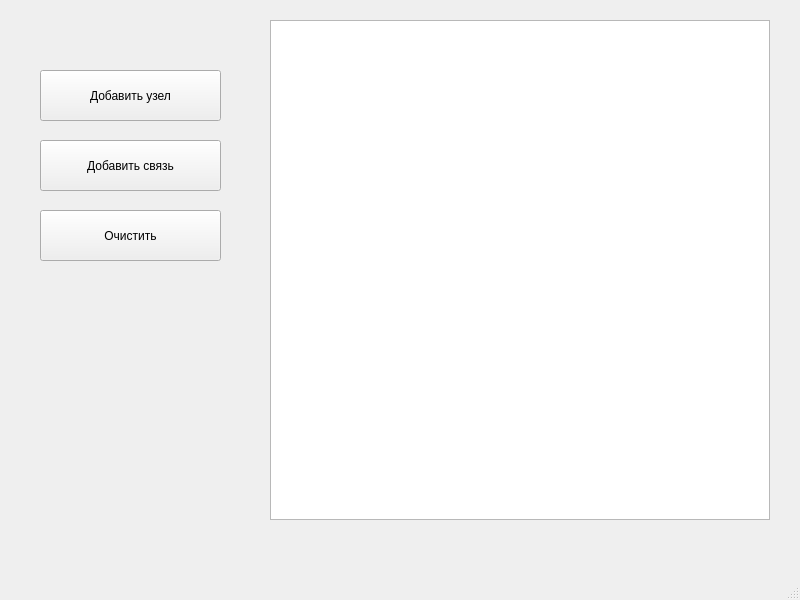
Before: the Qt Designer form mainwindow.ui in geroineee/Graph_QT, drawn with Qt 5.
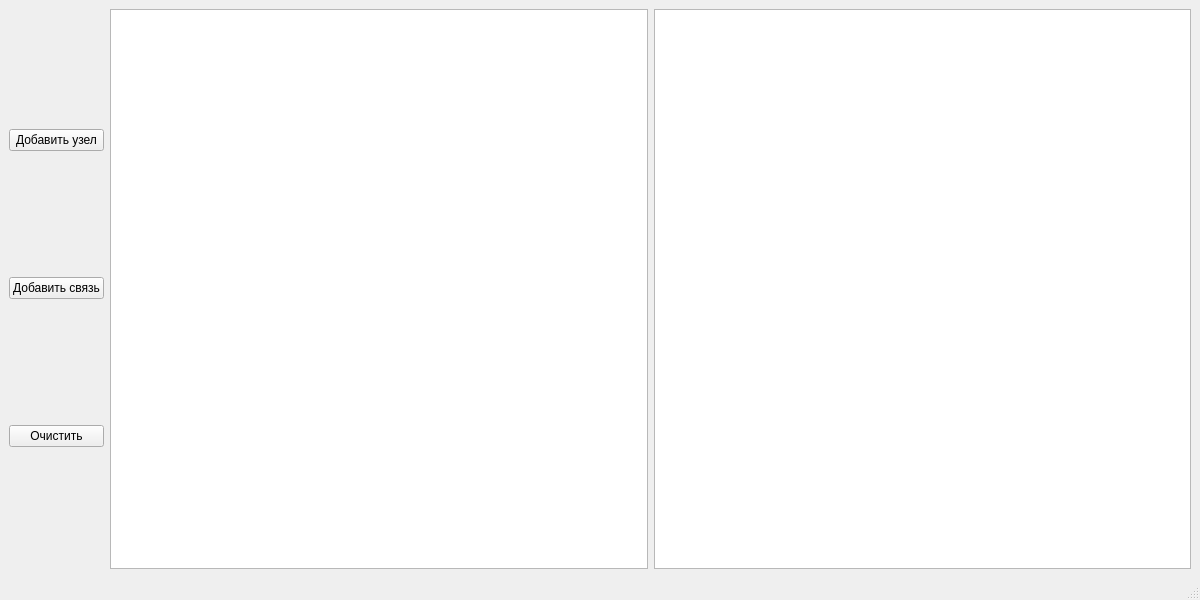
After: the same form once the commit is applied.

```diff
--- a/mainwindow.ui
+++ b/mainwindow.ui
@@ -6,63 +6,66 @@
    <rect>
     <x>0</x>
     <y>0</y>
-    <width>800</width>
+    <width>1200</width>
     <height>600</height>
    </rect>
   </property>
   <property name="windowTitle">
    <string>MainWindow</string>
   </property>
+  <property name="autoFillBackground">
+   <bool>false</bool>
+  </property>
   <widget class="QWidget" name="centralwidget">
-   <widget class="QGraphicsView" name="graphicsView">
-    <property name="geometry">
-     <rect>
-      <x>270</x>
-      <y>20</y>
-      <width>500</width>
-      <height>500</height>
-     </rect>
-    </property>
-   </widget>
+   <layout class="QGridLayout" name="gridLayout" columnstretch="0,0,0">
+    <item row="0" column="0">
+     <layout class="QVBoxLayout" name="verticalLayout">
+      <item>
    <widget class="QPushButton" name="draw_button">
-    <property name="geometry">
-     <rect>
-      <x>40</x>
-      <y>70</y>
-      <width>181</width>
-      <height>51</height>
-     </rect>
-    </property>
     <property name="text">
      <string>Добавить узел</string>
     </property>
    </widget>
+      </item>
+      <item>
    <widget class="QPushButton" name="pushButton">
-    <property name="geometry">
-     <rect>
-      <x>40</x>
-      <y>140</y>
-      <width>181</width>
-      <height>51</height>
-     </rect>
-    </property>
     <property name="text">
      <string>Добавить связь</string>
     </property>
    </widget>
+      </item>
+      <item>
    <widget class="QPushButton" name="clear_button">
-    <property name="geometry">
-     <rect>
-      <x>40</x>
-      <y>210</y>
-      <width>181</width>
-      <height>51</height>
-     </rect>
-    </property>
     <property name="text">
      <string>Очистить</string>
     </property>
    </widget>
+      </item>
+     </layout>
+    </item>
+    <item row="0" column="1">
+     <widget class="QTableView" name="matrixView">
+      <property name="minimumSize">
+       <size>
+        <width>1</width>
+        <height>1</height>
+       </size>
+      </property>
+      <property name="autoFillBackground">
+       <bool>false</bool>
+      </property>
+      <property name="verticalScrollBarPolicy">
+       <enum>Qt::ScrollBarAsNeeded</enum>
+      </property>
+      <property name="horizontalScrollBarPolicy">
+       <enum>Qt::ScrollBarAsNeeded</enum>
+      </property>
+     </widget>
+    </item>
+    <item row="0" column="2">
+     <widget class="QGraphicsView" name="graphicsView"/>
+    </item>
+   </layout>
   </widget>
   <widget class="QMenuBar" name="menubar">
    <property name="geometry">
```
Left out of the diff: 6 changed lines with no effect on the pictures. Lines whose indentation alone changed are shown as unchanged.
